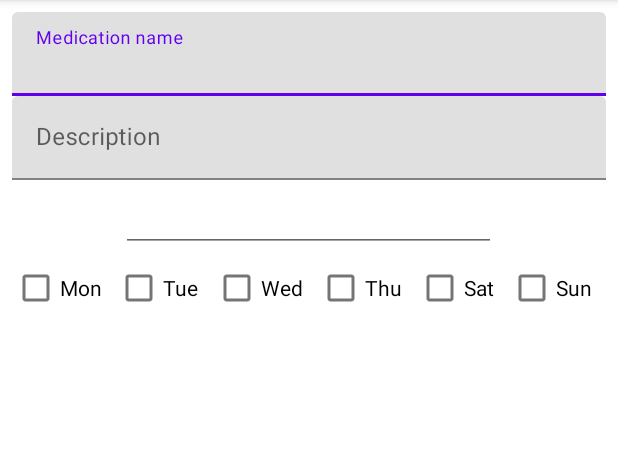
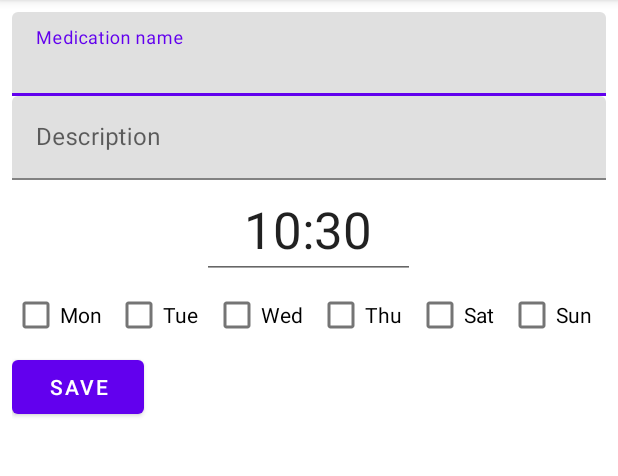
Before and after one commit to eco3/Medify, an Android app: the screen it shows after launch (MedicationEditActivity), after a tap on "TODO", on a phone screen of 412 x 824 dp, the part 84-560 px from its top. Run offline under Robolectric (Android 15) with nearby library versions, the phone set to English and light mode, and no system bars; our stand-ins replace Room's generated code.

Commit message:
added TimePicker to MedicationEditActivity

```diff
--- a/app/src/main/java/de/mobilecomputing/ekrememre/medify/MainActivity.java
+++ b/app/src/main/java/de/mobilecomputing/ekrememre/medify/MainActivity.java
@@ -14,7 +14,9 @@ import android.view.View;
 import de.mobilecomputing.ekrememre.medify.database.MedicationDatabase;
 
 public class MainActivity extends AppCompatActivity {
-    private static final int ADD_MEDICATION_REQUEST_CODE = 0;
+    public static final String REQUEST_CODE_EXTRA = "REQUEST_CODE";
+    public static final int ADD_MEDICATION_REQUEST_CODE = 0;
+    public static final int EDIT_MEDICATION_REQUEST_CODE = 1;
 
     public MedicationDatabase medicationDatabase;
 
@@ -29,6 +31,7 @@ public class MainActivity extends AppCompatActivity {
 
     public void onClickAddMedication(View view) {
         Intent intent = new Intent(this, MedicationEditActivity.class);
+        intent.putExtra(REQUEST_CODE_EXTRA, ADD_MEDICATION_REQUEST_CODE);
 
         //noinspection deprecation
         startActivityForResult(intent, ADD_MEDICATION_REQUEST_CODE);
--- a/app/src/main/java/de/mobilecomputing/ekrememre/medify/MedicationEditActivity.java
+++ b/app/src/main/java/de/mobilecomputing/ekrememre/medify/MedicationEditActivity.java
@@ -2,13 +2,47 @@ package de.mobilecomputing.ekrememre.medify;
 
 import androidx.appcompat.app.AppCompatActivity;
 
+import android.app.TimePickerDialog;
+import android.content.Intent;
+import android.icu.util.Calendar;
 import android.os.Bundle;
+import android.widget.EditText;
 
 public class MedicationEditActivity extends AppCompatActivity {
+
+    public EditText etimeEditText;
 
     @Override
     protected void onCreate(Bundle savedInstanceState) {
         super.onCreate(savedInstanceState);
         setContentView(R.layout.activity_medication_edit);
+
+        Intent intent = getIntent();
+        int requestCode = intent.getIntExtra(MainActivity.REQUEST_CODE_EXTRA, -1);
+
+        if (requestCode == -1) {
+            throw new IllegalStateException("No RequestCode was set.");
+        }
+
+        etimeEditText = (EditText) findViewById(R.id.time_editText);
+
+        if (requestCode == MainActivity.ADD_MEDICATION_REQUEST_CODE) {
+            int currentHour = Calendar.getInstance().get(Calendar.HOUR_OF_DAY);
+            int currentMinute = Calendar.getInstance().get(Calendar.MINUTE);
+            etimeEditText.setText(currentHour + ":" + currentMinute);
+        }
+
+        etimeEditText.setOnClickListener(v -> {
+            Calendar mcurrentTime = Calendar.getInstance();
+            int hour = mcurrentTime.get(Calendar.HOUR_OF_DAY);
+            int minute = mcurrentTime.get(Calendar.MINUTE);
+
+            TimePickerDialog mTimePicker;
+            mTimePicker = new TimePickerDialog(this, (timePicker, selectedHour, selectedMinute) -> {
+                etimeEditText.setText(selectedHour + ":" + selectedMinute);
+            }, hour, minute, true);
+
+            mTimePicker.show();
+        });
     }
 }
--- a/app/src/main/res/layout/activity_medication_edit.xml
+++ b/app/src/main/res/layout/activity_medication_edit.xml
@@ -59,10 +59,13 @@
                 android:layout_width="wrap_content"
                 android:layout_height="wrap_content"
                 android:layout_weight="1"
-                android:ems="10"
-                android:gravity="start|top"
-                android:inputType="textMultiLine"
+                android:ems="2"
+                android:inputType="time"
                 android:minHeight="48dp"
+                android:text="00:00"
+                android:focusable="false"
+                android:textAlignment="center"
+                android:textSize="34sp"
                 tools:ignore="SpeakableTextPresentCheck" />
 
             <Space
@@ -73,7 +76,7 @@
 
         <LinearLayout
             android:layout_width="match_parent"
-            android:layout_height="match_parent"
+            android:layout_height="wrap_content"
             android:orientation="horizontal">
 
             <CheckBox
@@ -118,6 +121,12 @@
                 android:layout_weight="1"
                 android:text="@string/weekday_sunday" />
         </LinearLayout>
+
+        <Button
+            android:id="@+id/button"
+            android:layout_width="wrap_content"
+            android:layout_height="wrap_content"
+            android:text="@string/save" />
     </LinearLayout>
 
 </androidx.constraintlayout.widget.ConstraintLayout>
--- a/app/src/main/res/values/strings.xml
+++ b/app/src/main/res/values/strings.xml
@@ -3,6 +3,9 @@
 
     <string name="hint_name">Medication name</string>
     <string name="hint_description">Description</string>
+
+    <string name="save">Save</string>
+    <string name="edit">Edit</string>
 
     <string name="weekday_monday">Mon</string>
     <string name="weekday_tuesday">Tue</string>
```
